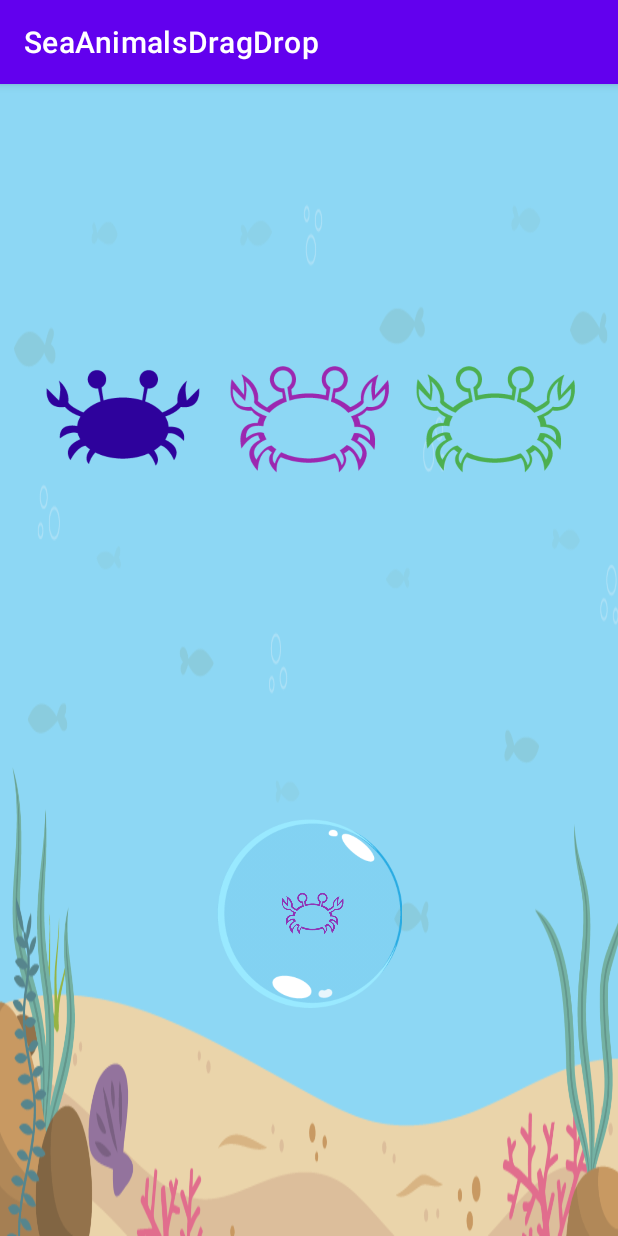
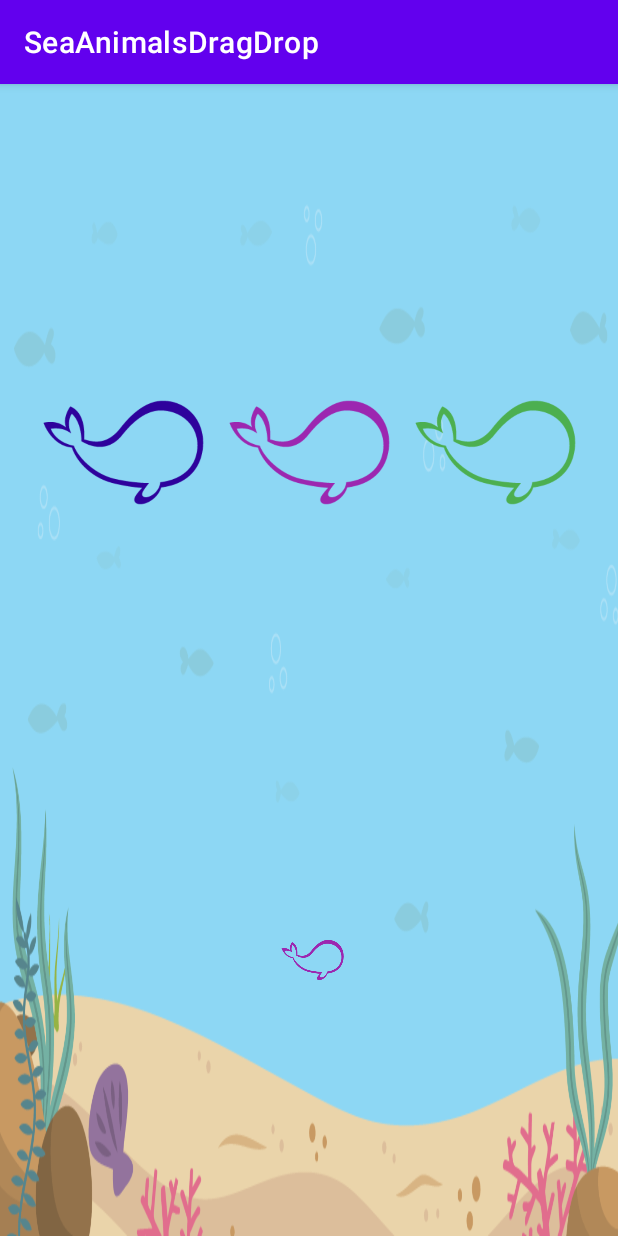
Before and after one commit to Roronoa-Zoro-3D2Y/SeaAnimalsMatch, an Android app: the screen it shows after launch (MainActivity), after a tap on an icon or button, on a phone screen of 412 x 824 dp. Run offline under Robolectric (Android 15) with nearby library versions, the phone set to English and light mode, and no system bars; our stand-ins replace sdp/ssp sizes; 1 other tap on this screen came first.

Commit message:
Sea Animals Match Game ver 2

```diff
--- a/app/src/main/java/com/example/seaanimalsdragdrop/MainActivity.java
+++ b/app/src/main/java/com/example/seaanimalsdragdrop/MainActivity.java
@@ -9,12 +9,18 @@ import androidx.core.widget.ImageViewCompat;
 import com.example.seaanimalsdragdrop.models.colourSources;
 import com.example.seaanimalsdragdrop.models.seaAnimals;
 
+import android.annotation.SuppressLint;
+import android.content.ClipData;
 import android.content.res.ColorStateList;
 import android.os.Bundle;
+import android.os.Handler;
 import android.util.Log;
+import android.view.DragEvent;
+import android.view.MotionEvent;
 import android.view.View;
 import android.widget.ImageButton;
 import android.widget.ImageView;
+import android.widget.Toast;
 
 import java.util.ArrayList;
 import java.util.Collections;
@@ -33,8 +39,10 @@ public class MainActivity extends AppCompatActivity {
 
     seaAnimals answerMatchAnimal;
 
-    int countUserWin=0;
+    String msg = "TESTING";
+    int userMatched = 0;
     int userMatch3Outlines=0;
+    int Games = 1;
     int i=0;
 
     @Override
@@ -51,36 +59,19 @@ public class MainActivity extends AppCompatActivity {
         //Make the Sea Animals List
         assignSeaAnimalList();
 
-/*
-        while(countUserWin<3){
+       start(Games);
 
-            //Shuffle the ColourList
-            Collections.shuffle(cs);
-
-            //Shuffle the Sea Animal List
-            Collections.shuffle(sas);
-
-            setAnswerMatch(0, sas.get(0));
-            //the answer match animal and the three outline animals are getting set
-            initialStates(0);
-
-            //onclick the bubble disappears
-            OnClickBubble();
-
-            //on the clicking on the sea animals
-            OnClickAnswerMatch(0);
-        }*/
-
-       start(0);
 
     }// OnCreate ends
 
     public void start(int i){
+        init();
         Collections.shuffle(cs);
-        setAnswerMatch(0,sas.get(i));
-        initialStates(i);
-        OnClickBubble();
-        OnClickAnswerMatch(i);
+        Collections.shuffle(sas);
+        setAnswerMatch(0,sas.get(0));
+        initialStates(0);
+        OnClickBubble(0);
+        userMatched = 0;
     }
 
 
@@ -102,6 +93,15 @@ public class MainActivity extends AppCompatActivity {
 
         bubble.setVisibility(View.VISIBLE);
 
+        sea_animal_outline_1.setVisibility(View.INVISIBLE);
+           sea_animal_fill_1.setVisibility(View.INVISIBLE);
+           sea_animal_eyes_1.setVisibility(View.INVISIBLE);
+        sea_animal_outline_2.setVisibility(View.INVISIBLE);
+           sea_animal_fill_2.setVisibility(View.INVISIBLE);
+           sea_animal_eyes_2.setVisibility(View.INVISIBLE);
+        sea_animal_outline_3.setVisibility(View.INVISIBLE);
+           sea_animal_fill_3.setVisibility(View.INVISIBLE);
+           sea_animal_eyes_3.setVisibility(View.INVISIBLE);
     }
 
     public void assignColourList(){
@@ -139,13 +139,13 @@ public class MainActivity extends AppCompatActivity {
 
         // answer match and other three animals get set at the same time
         int temp=1;
-        /*answerMatchAnimal = sas.get(0);
-        //answer match is getting set here
-        setAnswerMatch(0,answerMatchAnimal);*/
-
 
         //sea animal one with color at ca.get(0)
         sea_animal_outline_1.setImageResource(sas.get(animalNumber).getSeaAnimalOutline());
+        ImageViewCompat.setImageTintList(sea_animal_outline_1,
+                ColorStateList.valueOf(getResources().getColor(cs.get(0).getColor_source(), null)));
+
+        sea_animal_fill_1.setImageResource(sas.get(animalNumber).getSeaAnimalOutline());
         ImageViewCompat.setImageTintList(sea_animal_outline_1,
                 ColorStateList.valueOf(getResources().getColor(cs.get(0).getColor_source(), null)));
 
@@ -154,41 +154,33 @@ public class MainActivity extends AppCompatActivity {
         ImageViewCompat.setImageTintList(sea_animal_outline_2,
                 ColorStateList.valueOf(getResources().getColor(cs.get(1).getColor_source(), null)));
 
+        sea_animal_fill_2.setImageResource(sas.get(animalNumber).getSeaAnimalOutline());
+        ImageViewCompat.setImageTintList(sea_animal_fill_2,
+                ColorStateList.valueOf(getResources().getColor(cs.get(1).getColor_source(), null)));
+
+
         //sea animal one with color at ca.get(2)
         sea_animal_outline_3.setImageResource(sas.get(animalNumber).getSeaAnimalOutline());
         ImageViewCompat.setImageTintList(sea_animal_outline_3,
                 ColorStateList.valueOf(getResources().getColor(cs.get(2).getColor_source(), null)));
 
+        sea_animal_fill_3.setImageResource(sas.get(animalNumber).getSeaAnimalOutline());
+        ImageViewCompat.setImageTintList(sea_animal_fill_3,
+                ColorStateList.valueOf(getResources().getColor(cs.get(2).getColor_source(), null)));
+
+
         sea_animal_outline_1.setVisibility(View.VISIBLE);
         sea_animal_outline_2.setVisibility(View.VISIBLE);
         sea_animal_outline_3.setVisibility(View.VISIBLE);
 
+        sea_animal_outline_1.setTag("A");
+        sea_animal_outline_2.setTag("B");
+        sea_animal_outline_3.setTag("C");
+
+
     }
 
-    public int checkAnimalColorMatch(int animalOutlineNumber,seaAnimals answerMatchAnimalType,ImageView sea_animal_outline) {
-
-        int flag =0;
-        //animal number to know which animal is being checked right now
-        // answer match animal to get the colour of the answer match animal
-        // imageview to know which outline animal would be filled now
-        int i = 1;
-        answerMatchAnimalType.setAssignColour(cs.get(animalOutlineNumber).getColor_source());
-
-        if(getResources().getColor(answerMatchAnimalType.getAssignColour(),null) ==
-
-        getResources().getColor(cs.get(animalOutlineNumber).getColor_source(),null)){
-            flag =1;
-
-            Log.d("TESTING41",i+"");
-
-             /*ImageViewCompat.setImageTintList(sea_animal_outline,ColorStateList.
-                     valueOf(getResources().getColor(cs.get(animalNumber).getColor_source(),null)));*/
-            sea_animal_outline.setImageResource(answerMatchAnimalType.getSeaAnimalFill());
-            Log.d("testing43",flag+" ");
-        }
-        return flag;
-    }
-
+    @SuppressLint("ClickableViewAccessibility")
     public void setAnswerMatch(int setColor, @NonNull seaAnimals answerMatchAnimalNumber){
         //setting the answer match animal
         answerMatch.setImageResource(answerMatchAnimalNumber.getSeaAnimalOutline());
@@ -198,17 +190,144 @@ public class MainActivity extends AppCompatActivity {
         ImageViewCompat.setImageTintList(answerMatch,ColorStateList.valueOf(getResources().getColor(cs.get(setColor).getColor_source(),null)));
 
         answerMatch.setVisibility(View.VISIBLE);
+        answerMatch.setTag("1");
+
+        answerMatch.setOnTouchListener(new View.OnTouchListener() {
+            @Override
+            public boolean onTouch(View view, MotionEvent motionEvent) {
+                ClipData data = ClipData.newPlainText("","");
+                View.DragShadowBuilder answerMatchShadow = new View.DragShadowBuilder(answerMatch);
+                answerMatch.startDragAndDrop(data,answerMatchShadow,answerMatch,0);
+                answerMatch.setVisibility(View.INVISIBLE);
+                return true;
+            }
+        });
+
+        View.OnDragListener dragListener = new View.OnDragListener() {
+            @Override
+            public boolean onDrag(View view, DragEvent dragEvent) {
+                int draggy = dragEvent.getAction();
+                final ImageView Img_Being_drag = (ImageView) dragEvent.getLocalState();
+                int flag = 0;
+
+                switch (draggy){
+                    case DragEvent.ACTION_DRAG_ENTERED:
+                        break;
+                    case DragEvent.ACTION_DROP:
+                        Log.d("testing101",""+Img_Being_drag.getTag());
+                        if(Img_Being_drag.getTag().equals("1") && view.getTag().equals("A")){
+                            flag =1;
+
+                            sea_animal_fill_1.setImageResource(answerMatchAnimalNumber.getSeaAnimalFill());
+                            ImageViewCompat.setImageTintList(sea_animal_fill_1,ColorStateList.valueOf(getResources().getColor(cs.get(setColor).getColor_source(),null)));
+                            sea_animal_eyes_1.setImageResource(answerMatchAnimalNumber.getSeaAnimalEyes());
+
+                            sea_animal_fill_1.setVisibility(View.VISIBLE);
+                            sea_animal_eyes_1.setVisibility(View.VISIBLE);
+
+                            setAnswerMatch(1,sas.get(0));
+                            incrementUserWin();
+                        }
+                        else if(Img_Being_drag.getTag().equals("1") && view.getTag().equals("B")){
+                            flag =1;
+
+                            sea_animal_fill_2.setImageResource(answerMatchAnimalNumber.getSeaAnimalFill());
+                            ImageViewCompat.setImageTintList(sea_animal_fill_2,ColorStateList.valueOf(getResources().getColor(cs.get(setColor).getColor_source(),null)));
+                            sea_animal_eyes_2.setImageResource(answerMatchAnimalNumber.getSeaAnimalEyes());
+
+                            sea_animal_fill_2.setVisibility(View.VISIBLE);
+                            sea_animal_eyes_2.setVisibility(View.VISIBLE);
+                            setAnswerMatch(2,sas.get(0));
+                            incrementUserWin();
+                        }
+                        else if(Img_Being_drag.getTag().equals("1") && view.getTag().equals("C")){
+                            flag =1;
+
+                            sea_animal_fill_3.setImageResource(answerMatchAnimalNumber.getSeaAnimalFill());
+                            ImageViewCompat.setImageTintList(sea_animal_fill_3,ColorStateList.valueOf(getResources().getColor(cs.get(setColor).getColor_source(),null)));
+                            sea_animal_eyes_3.setImageResource(answerMatchAnimalNumber.getSeaAnimalEyes());
+
+                            sea_animal_fill_3.setVisibility(View.VISIBLE);
+                            sea_animal_eyes_3.setVisibility(View.VISIBLE);
+
+                            incrementUserWin();
+                        }
+
+                        else
+                            answerMatch.setVisibility(View.VISIBLE);
+                        break;
+                    case DragEvent.ACTION_DRAG_EXITED:break;
+                    case DragEvent.ACTION_DRAG_ENDED:
+                        if(flag == 1)
+                            answerMatch.setVisibility(View.INVISIBLE);
+                        break;
+                }
+                return true;
+            }
+        };
+
+        answerMatch.setOnDragListener(dragListener);
+        sea_animal_outline_1.setOnDragListener(dragListener);
+        sea_animal_outline_2.setOnDragListener(dragListener);
+        sea_animal_outline_3.setOnDragListener(dragListener);
+
+        sea_animal_fill_1.setOnDragListener(dragListener);
+
     }
 
-    public void OnClickBubble(){
+    public void incrementUserWin(){
+        userMatched += 1;
+        if(userMatched == 3) {
+            Handler myHandler = new Handler();
+            myHandler.postDelayed(new Runnable() {
+                @Override
+                public void run() {
+                    if (Games <= 5) {
+                        start(Games);
+                        Games++;
+                    }
+                }
+            }, 1000);
+        }
+
+    }
+
+    public void checkAnimalColorMatch(int animalOutlineNumber,seaAnimals answerMatchAnimalType,ImageView sea_animal_outline) {
+
+        //animal number to know which animal is being checked right now
+        // answer match animal to get the colour of the answer match animal
+        // imageview to know which outline animal would be filled now
+
+        answerMatchAnimalType.setAssignColour(cs.get(animalOutlineNumber).getColor_source());
+
+       /* if(getResources().getColor(answerMatchAnimalType.getAssignColour(),null) ==
+                getResources().getColor(cs.get(animalOutlineNumber).getColor_source(),null)){
+           userMatched += 1;
+            sea_animal_outline.setImageResource(answerMatchAnimalType.getSeaAnimalFill());
+            if(userMatched == 3){
+                Handler myHandler = new Handler();
+                myHandler.postDelayed(new Runnable() {
+                    @Override
+                    public void run() {
+                        if(Games != 0)
+                            start(Games--);
+                    }
+                },1000);
+
+            } //if user matched 3 correctly
+        }//if closing*/
+
+    }
+
+
+    public void OnClickBubble(int i){
 
         bubble.setOnClickListener(new View.OnClickListener() {
             @Override
             public void onClick(View view) {
                 bubble.setVisibility(View.INVISIBLE);
+                OnClickAnswerMatch(i);
 
-//                sea_animal_outline.setImageResource(sas.get(0).getSeaAnimalOutline());
-//                ImageViewCompat.setImageTintList(sea_animal_outline, ColorStateList.valueOf(sas.get(0).getAssignColour()));
             }
         });
 
@@ -219,54 +338,36 @@ public class MainActivity extends AppCompatActivity {
         sea_animal_outline_1.setOnClickListener(new View.OnClickListener() {
             @Override
             public void onClick(View view) {
-
                 //checking the animal color match with the answer animal match
-                if(checkAnimalColorMatch(0,sas.get(animalNumber),sea_animal_outline_1) > 0) {
-                    setAnswerMatch(1, sas.get(animalNumber));
-                }
+                checkAnimalColorMatch(0,sas.get(animalNumber),sea_animal_outline_1);
+                setAnswerMatch(1, sas.get(animalNumber));
 
             }
         }); //sea_animal_outline_1.setOnClickListener ends here
-        userMatch3Outlines += 1;
-        Log.d("Testing50",userMatch3Outlines+"");
+
+
         sea_animal_outline_2.setOnClickListener(new View.OnClickListener() {
             @Override
             public void onClick(View view) {
                 //checking the animal color match with the answer animal match
-                if(checkAnimalColorMatch(1,sas.get(animalNumber),sea_animal_outline_2) > 0){
-                    setAnswerMatch(2,sas.get(animalNumber));
-
-
-                }
+                checkAnimalColorMatch(1,sas.get(animalNumber),sea_animal_outline_2);
+                setAnswerMatch(2,sas.get(animalNumber));
 
             }
         }); //sea_animal_outline_2.setOnClickListener ends here
-        userMatch3Outlines += 1;
-        Log.d("Testing50",userMatch3Outlines+"");
+
+
+
         sea_animal_outline_3.setOnClickListener(new View.OnClickListener() {
             @Override
             public void onClick(View view) {
                 //checking the animal color match with the answer animal match
-                if(checkAnimalColorMatch(2,sas.get(animalNumber),sea_animal_outline_3) > 0);
+                checkAnimalColorMatch(2, sas.get(animalNumber), sea_animal_outline_3);
+            }
+        }); //sea_animal_outline_3.setOnClickListener ends here
 
 
 
-            }
-        }); //sea_animal_outline_3.setOnClickListener ends here
-        userMatch3Outlines += 1;
-        Log.d("Testing50",userMatch3Outlines+"");
-            countUserWin += 1;
 
-        Log.d("Testing52",userMatch3Outlines+1+"");
-        Log.d("Testing45",countUserWin+"");
-
-       /* if(countUserWin < 6){
-            Collections.shuffle(cs);
-            setAnswerMatch(0,sas.get(1));
-            initialStates(1);
-            OnClickBubble();
-            OnClickAnswerMatch(1);
-
-        }*/
     }//on click answer match ends HERE
 }
--- /dev/null
+++ b/app/src/main/res/anim/move_out_of_frame.xml
@@ -0,0 +1,4 @@
+<?xml version="1.0" encoding="utf-8"?>
+<set xmlns:android="http://schemas.android.com/apk/res/android">
+
+</set>
--- a/app/src/main/res/layout/activity_main.xml
+++ b/app/src/main/res/layout/activity_main.xml
@@ -13,10 +13,11 @@
         android:layout_height="0dp"
         app:layout_constraintBottom_toBottomOf="parent"
         app:layout_constraintEnd_toEndOf="parent"
-        app:layout_constraintHeight_percent="0.3"
+        app:layout_constraintHeight_percent="0.4"
         app:layout_constraintStart_toStartOf="parent"
         app:layout_constraintTop_toTopOf="parent"
-        app:layout_constraintVertical_bias="0.2">
+        app:layout_constraintVertical_bias="0.2"
+        >
 
         <FrameLayout
             android:id="@+id/sea_animal_1_frame"
```
